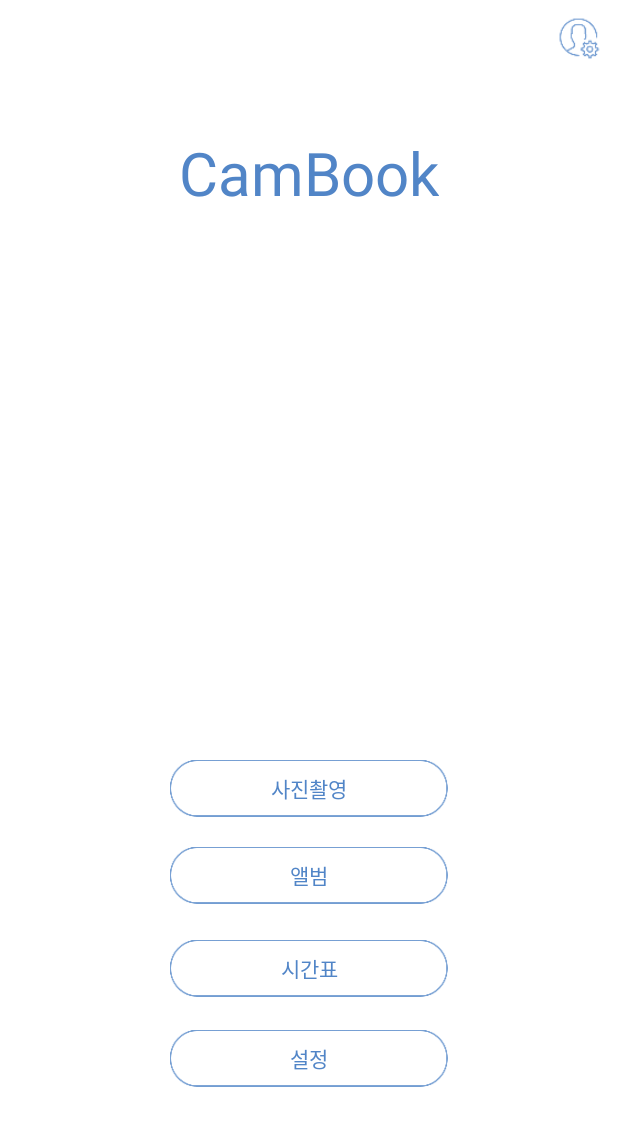
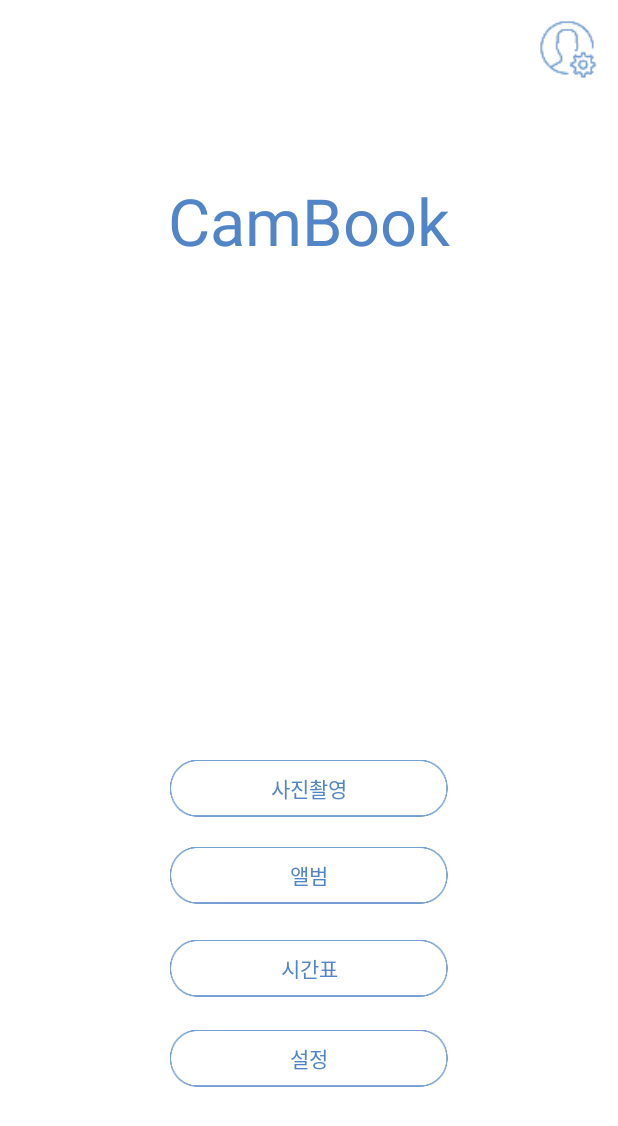
Before and after one commit to thu512/CamBook, an Android app: the MainActivity screen opened directly, with no data from a screen before it, on a phone screen of 412 x 824 dp. Shown: the top 1126 px of the screen. Run offline under Robolectric (Android 15) with nearby library versions, the light colour scheme and no system bars; our stand-ins replace Firebase (no records; nobody signed in at launch, a user with empty details on screens opened directly), data binding; libraries missing offline, so code that uses them is left out: cn.pedant, com.sandrios.sandriosCamera.

Commit message:
오류 수정

```diff
--- a/app/build.gradle
+++ b/app/build.gradle
@@ -12,7 +12,7 @@ android {
     }
     buildTypes {
         release {
-            minifyEnabled true
+            minifyEnabled false
             proguardFiles getDefaultProguardFile('proguard-android.txt'), 'proguard-rules.pro'
         }
     }
@@ -50,5 +50,6 @@ dependencies {
     compile 'com.werb.pickphotoview:pickphotoview:0.3.0'
     implementation 'com.github.f0ris.sweetalert:library:1.5.2'
     compile 'com.sandrios.android:sandriosCamera:1.0.9'
+
 }
 apply plugin: 'com.google.gms.google-services'
--- a/app/src/main/java/com/mustdo/cambook/Ui/MainActivity.java
+++ b/app/src/main/java/com/mustdo/cambook/Ui/MainActivity.java
@@ -72,8 +72,9 @@ public class MainActivity extends Activity {
 
     // showImagePicker is boolean value: Default is true
     private void launchCamera() {
-        new SandriosCamera(MainActivity.this, CAPTURE_MEDIA)
-                .setShowPicker(true)
+        new SandriosCamera(this, CAPTURE_MEDIA)
+                .setShowPicker(false)
+                .setMediaAction(CameraConfiguration.MEDIA_ACTION_BOTH)
                 .enableImageCropping(true) // Default is false.
                 .launchCamera();
     }
--- a/app/src/main/java/com/mustdo/cambook/Ui/StartActivity.java
+++ b/app/src/main/java/com/mustdo/cambook/Ui/StartActivity.java
@@ -18,8 +18,8 @@ import java.util.List;
 
 public class StartActivity extends Activity {
     FirebaseAuth user;
+    private static final int MULTIPLE_PERMISSIONS = 101; //권한 동의 여부 문의 후 CallBack 함수에 쓰일 변수
     private String[] permissions = {android.Manifest.permission.READ_EXTERNAL_STORAGE, android.Manifest.permission.WRITE_EXTERNAL_STORAGE, android.Manifest.permission.CAMERA};
-    private static final int MULTIPLE_PERMISSIONS = 101; //권한 동의 여부 문의 후 CallBack 함수에 쓰일 변수
 
     @Override
     protected void onCreate(Bundle savedInstanceState) {
--- a/app/src/main/res/layout/activity_account.xml
+++ b/app/src/main/res/layout/activity_account.xml
@@ -25,7 +25,8 @@
             android:layout_centerHorizontal="true"
             android:layout_marginTop="220dp"
             android:gravity="center"
-            android:text="sadada"
+            android:hint="wait..."
+            android:textColorHint="#9b9b9b"
             android:textColor="#000000"
             android:textSize="20sp"
             app:layout_constraintTop_toTopOf="parent"
--- a/app/src/main/res/layout/activity_main.xml
+++ b/app/src/main/res/layout/activity_main.xml
@@ -18,10 +18,10 @@
             android:layout_height="wrap_content"
             android:layout_alignParentTop="true"
             android:layout_centerHorizontal="true"
-            android:layout_marginTop="80dp"
+            android:layout_marginTop="110dp"
             android:text="@string/logo"
             android:textColor="#5185C7"
-            android:textSize="40sp" />
+            android:textSize="43sp" />
 
         <Button
             android:id="@+id/btn1"
@@ -77,8 +77,8 @@
 
         <Button
             android:id="@+id/btn5"
-            android:layout_width="35dp"
-            android:layout_height="35dp"
+            android:layout_width="50dp"
+            android:layout_height="50dp"
             android:layout_alignParentEnd="true"
             android:layout_alignParentRight="true"
             android:layout_alignParentTop="true"
```
Also changed, not shown: app/src/main/AndroidManifest.xml (+3 -20 lines), app/src/main/java/com/mustdo/cambook/Ui/AccountActivity.java (+39 -8 lines).
